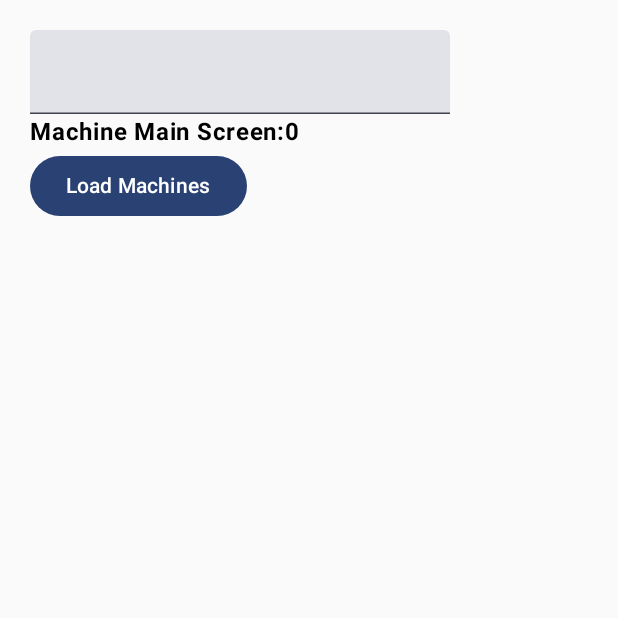
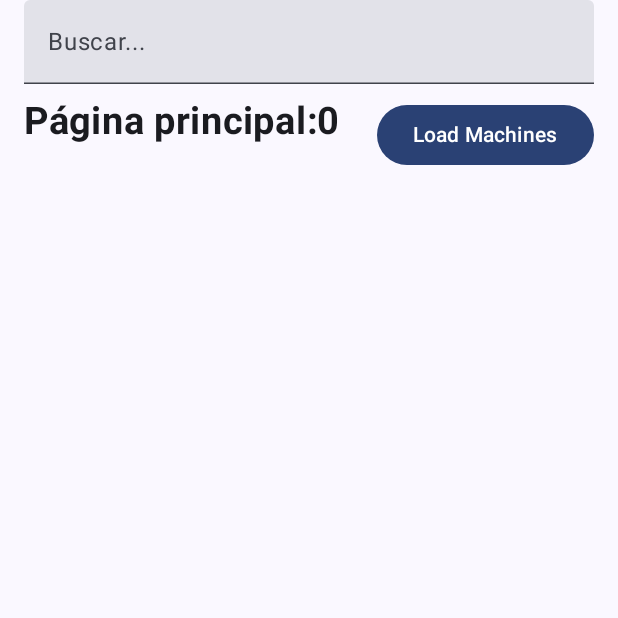
Before and after one commit to VicenteMon/BasicGymNotes, an Android app built with Jetpack Compose: the screen it shows after launch (MainActivity), on a phone screen of 412 x 824 dp, the top half of it. Run offline under Robolectric (Android 15) with nearby library versions, the phone set to English and light mode, and no system bars; our stand-ins replace Navigation 3, Room's generated code; libraries missing offline, so code that uses them is left out: androidx.room3; 4 statements that could not run were skipped.

Commit message:
Mejorada maqutación de la pantalla principal

```diff
--- a/app/src/main/java/com/example/basicgymnotes/screens/MachineMainScreen.kt
+++ b/app/src/main/java/com/example/basicgymnotes/screens/MachineMainScreen.kt
@@ -1,10 +1,20 @@
 package com.example.basicgymnotes.screens
 
+import androidx.compose.foundation.horizontalScroll
+import androidx.compose.foundation.layout.Arrangement
 import androidx.compose.foundation.layout.Column
-import androidx.compose.foundation.layout.PaddingValues
+import androidx.compose.foundation.layout.Row
+import androidx.compose.foundation.layout.Spacer
+import androidx.compose.foundation.layout.fillMaxSize
+import androidx.compose.foundation.layout.fillMaxWidth
+import androidx.compose.foundation.layout.height
 import androidx.compose.foundation.layout.padding
-import androidx.compose.foundation.text.KeyboardOptions
+import androidx.compose.foundation.lazy.LazyColumn
+import androidx.compose.foundation.lazy.items
+import androidx.compose.foundation.rememberScrollState
+import androidx.compose.foundation.verticalScroll
 import androidx.compose.material3.Button
+import androidx.compose.material3.Scaffold
 import androidx.compose.material3.Text
 import androidx.compose.material3.TextField
 import androidx.compose.runtime.Composable
@@ -12,9 +22,8 @@ import androidx.compose.runtime.collectAsState
 import androidx.compose.runtime.getValue
 import androidx.compose.ui.Modifier
 import androidx.compose.ui.text.font.FontWeight
-import androidx.compose.ui.text.input.KeyboardType
 import androidx.compose.ui.unit.dp
-import androidx.navigation3.runtime.NavBackStack
+import androidx.compose.ui.unit.sp
 import com.example.basicgymnotes.components.MachineListComponent
 import com.example.basicgymnotes.viewmodels.MachineViewModel
 
@@ -25,19 +34,36 @@ fun MachineMainScreen(
     navigateToDetailScreen: (id: Int) -> Unit
 ) {
     val uiState by viewModel.uiState.collectAsState()
-
+    Scaffold(
+        modifier = Modifier.fillMaxSize(),
+    ) { innerPadding ->
         Column (
-        modifier = Modifier.padding(20.dp)
+            modifier = Modifier.padding(innerPadding).padding(horizontal = 16.dp),
         ) {
             TextField(
                 value = uiState.searchText,
                 onValueChange = {viewModel.filterMachine(it)},
                 singleLine = true,
+                modifier = Modifier.fillMaxWidth(),
+                placeholder = { Text(text = "Buscar...") },
             )
-        Text(fontWeight = FontWeight.Bold, text = "Machine Main Screen:" + uiState.machineList.size)
-        uiState.machineList.forEach { machine ->
-            MachineListComponent(machine = machine, navigateToDetailScreen = navigateToDetailScreen)
-        }
+            Spacer(modifier = Modifier.height(10.dp))
+            Row(
+                Modifier.fillMaxWidth(),
+                horizontalArrangement = Arrangement.SpaceBetween,
+            ){
+                Text(fontWeight = FontWeight.Bold, fontSize = 25.sp, text = "Página principal:" + uiState.machineList.size)
                 Button(onClick = {viewModel.loadMachines()}, content = {Text(text = "Load Machines")})
             }
+
+            LazyColumn {
+                items(uiState.machineList){ machine ->
+                    MachineListComponent(machine = machine, navigateToDetailScreen = navigateToDetailScreen)
+                    Spacer(modifier = Modifier.height(10.dp))
                 }
+            }
+
+        }
+    }
+
+}
```
Also changed, not shown: app/src/main/java/com/example/basicgymnotes/components/MachineListComponent.kt (+23 -5 lines). Lines whose indentation alone changed are shown as unchanged.
